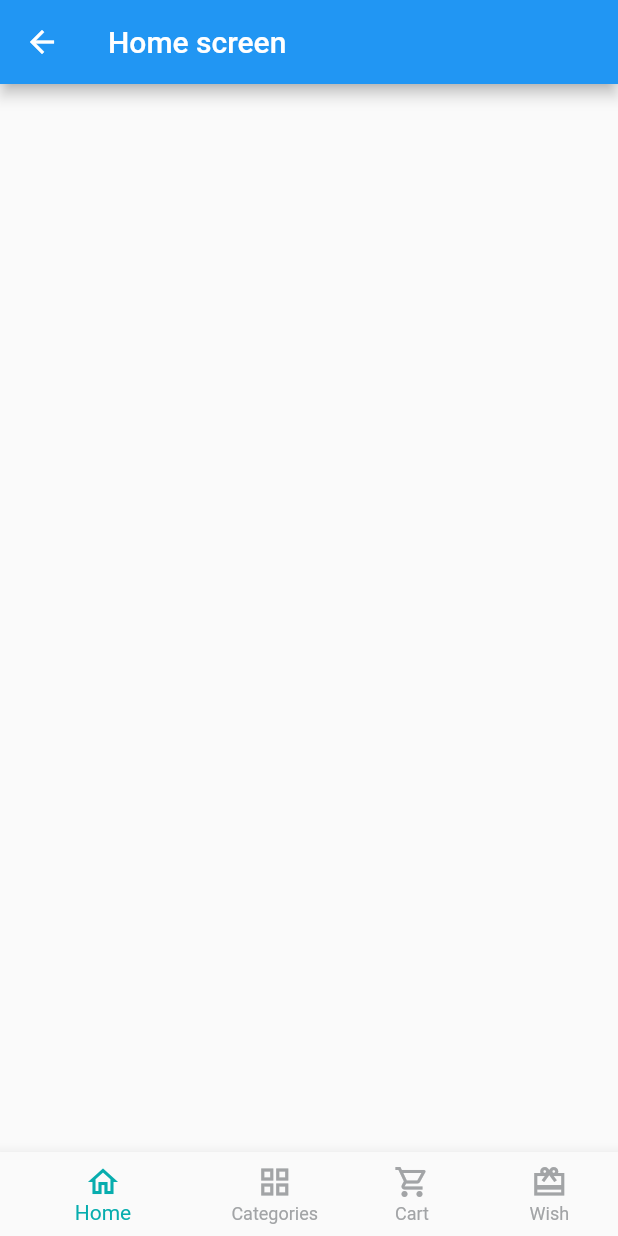
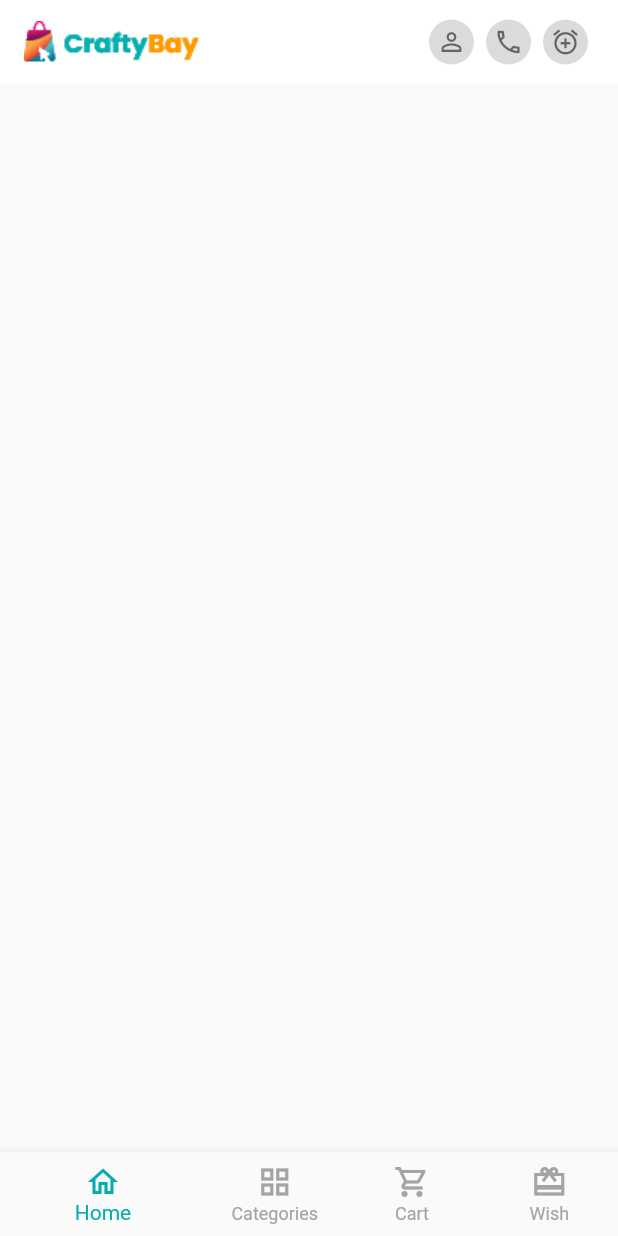
Before and after one commit to Tushar-ShahidurRahman/ecommerce_app_cbay, a Flutter app: the screen it shows after launch, on a phone screen of 412 x 824 dp. Run offline on Flutter 3.47's test engine with Material 2 defaults, Android fonts, the phone set to English and light mode, and no system bars; our stand-ins replace get, pin_code_fields.

Commit message:
home screen app bar design added

```diff
--- a/lib/main.dart
+++ b/lib/main.dart
@@ -14,6 +14,7 @@ class CraftyBay extends StatelessWidget {
   @override
   Widget build(BuildContext context) {
     return GetMaterialApp(
+      debugShowCheckedModeBanner: false,
       title: 'An ecommerce app',
       home: const SplashScreen(),
       themeMode: ThemeMode.light,
@@ -32,6 +33,11 @@ class CraftyBay extends StatelessWidget {
         // textTheme: TextTheme
       ),
       theme: ThemeData(
+        appBarTheme: AppBarTheme(
+          backgroundColor: Colors.white,
+          elevation: 0,
+          shadowColor: Colors.grey,
+        ),
         elevatedButtonTheme: ElevatedButtonThemeData(
           style: ElevatedButton.styleFrom(
             backgroundColor: primaryColor,
--- /dev/null
+++ b/lib/ui_presentation_layer/custom_widgets/appbar_circular_icon_button_widget.dart
@@ -0,0 +1,35 @@
+import 'package:flutter/material.dart';
+
+import '../utils/app_color.dart';
+
+class AppBarCircularIconButtonWidget extends StatelessWidget {
+  const AppBarCircularIconButtonWidget({
+    super.key,
+    required this.iconData,
+    required this.onTap,
+  });
+
+  final IconData iconData;
+  final VoidCallback onTap;
+
+  @override
+  Widget build(BuildContext context) {
+    return InkWell(
+      borderRadius: BorderRadius.circular(32),
+      splashColor: primaryColor.withOpacity(.4),
+      onTap: onTap,
+      child: Padding(
+        padding: const EdgeInsets.symmetric(vertical: 0, horizontal: 4),
+        child: CircleAvatar(
+          backgroundColor: softGreyColor.withOpacity(.4),
+          foregroundColor: Colors.black54,
+          radius: 15,
+          child: Icon(
+            iconData,
+            size: 20,
+          ),
+        ),
+      ),
+    );
+  }
+}
--- a/lib/ui_presentation_layer/screens/home_screen.dart
+++ b/lib/ui_presentation_layer/screens/home_screen.dart
@@ -1,4 +1,6 @@
 import 'package:flutter/material.dart';
+
+import '../custom_widgets/appbar_circular_icon_button_widget.dart';
 
 class HomeScreen extends StatelessWidget {
   const HomeScreen({Key? key}) : super(key: key);
@@ -6,8 +8,20 @@ class HomeScreen extends StatelessWidget {
   @override
   Widget build(BuildContext context) {
     return Scaffold(
-      appBar: AppBar(title: const Text('Home screen')),
-
+      appBar: AppBar(
+        title: Row(
+          children: [
+            Image.asset('assets/images/logo_nav.png'),
+            const Spacer(),
+            AppBarCircularIconButtonWidget(
+                iconData: Icons.person_outline, onTap: () {}),
+            AppBarCircularIconButtonWidget(
+                iconData: Icons.call_outlined, onTap: () {}),
+            AppBarCircularIconButtonWidget(
+                iconData: Icons.add_alarm_outlined, onTap: () {})
+          ],
+        ),
+      ),
     );
   }
 }
--- a/lib/ui_presentation_layer/screens/splash_screen.dart
+++ b/lib/ui_presentation_layer/screens/splash_screen.dart
@@ -21,7 +21,7 @@ class _SplashScreenState extends State<SplashScreen> {
         // Navigator.push(context,  MaterialPageRoute(
         //   builder: (context) => HomeScreen(),
         // )),
-    Get.to(() => const BottomNavBarScreen())
+    Get.off(() => const BottomNavBarScreen())
     );
   }
 
```
Lines whose indentation alone changed are shown as unchanged.
